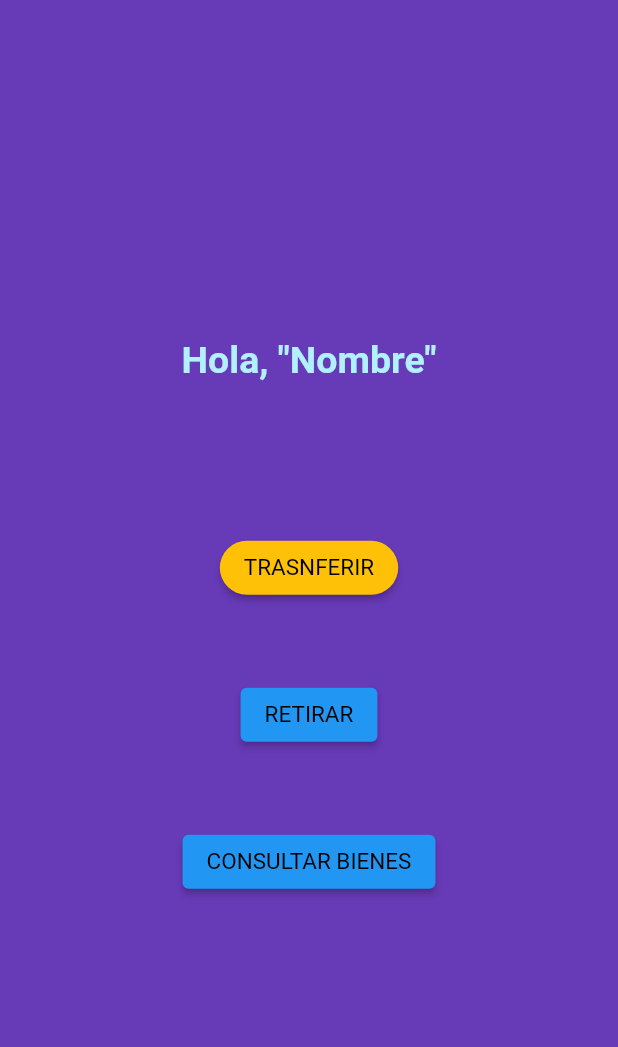
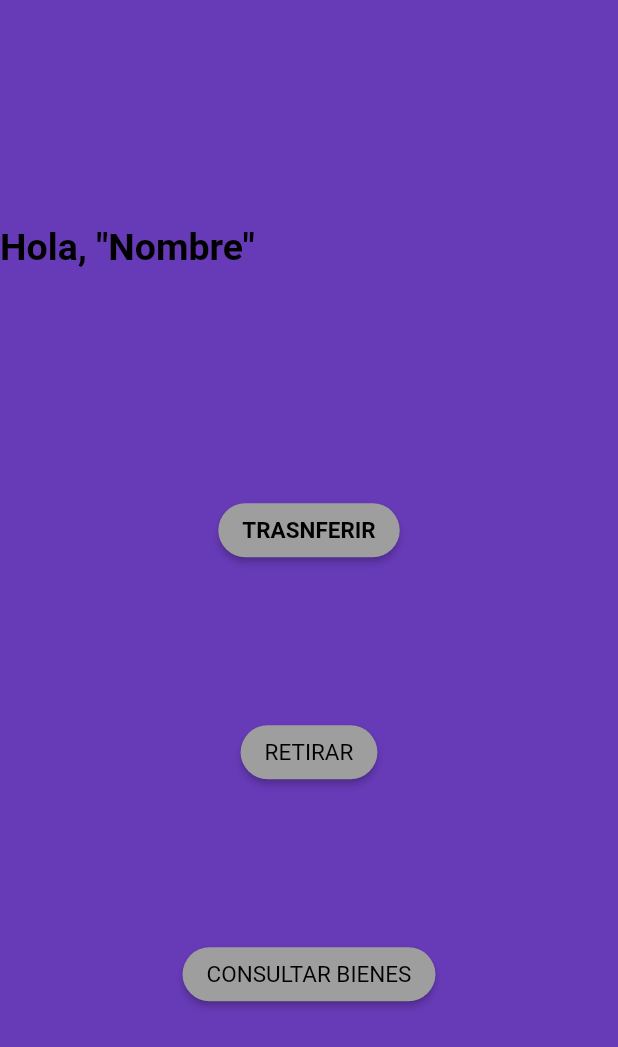
Before and after one commit to GarcesMJM/App-Transacciones, a Flutter app: the screen it shows after launch, after a tap on "Iniciar sesión", on a phone screen of 412 x 824 dp. Shown: the top 1047 px of the screen. Run offline on Flutter 3.47's test engine with Material 2 defaults, Android fonts, the phone set to English and light mode, and no system bars; missing offline and left inert: dart:html.

Commit message:
version 2

```diff
--- a/lib/views/home_view.dart
+++ b/lib/views/home_view.dart
@@ -12,23 +12,25 @@ class HomeView extends StatelessWidget{
       body: Column(
         mainAxisAlignment: MainAxisAlignment.center,
         children: [
-          const Center(
-            child: Text('Hola, "Nombre"',
+           Row(
+            children: const [
+              Text('Hola, "Nombre"',
             textAlign: TextAlign.left,
             style: TextStyle(
-              color: Color.fromRGBO(176,240,255,100),
+              color: Colors.black,
               fontSize: 25,
               fontWeight: FontWeight.bold
             ),
             ),
+            ],
           ),
-          const SizedBox(height: 100),
+          const SizedBox(height: 150),
            ElevatedButton(
             onPressed: (){
 
             },
             style: ElevatedButton.styleFrom(
-              backgroundColor: Colors.amber,
+              backgroundColor: Colors.grey,
               shape: RoundedRectangleBorder(
                 borderRadius: BorderRadius.circular(50)
               )
@@ -39,16 +41,22 @@ class HomeView extends StatelessWidget{
                 style: TextStyle(
                   color: Colors.black,
                   fontSize: 15,
-                  fontWeight: FontWeight.normal
+                  fontWeight: FontWeight.bold
                 )
               )),
               const SizedBox(
-                height: 50,
+                height: 100,
               ),
             ElevatedButton(
               onPressed: (){
 
               },
+              style: ElevatedButton.styleFrom(
+              backgroundColor: Colors.grey,
+              shape: RoundedRectangleBorder(
+                borderRadius: BorderRadius.circular(50)
+              )
+            ),
                child: const Text(
                 'RETIRAR',
                 textAlign: TextAlign.center,
@@ -60,12 +68,18 @@ class HomeView extends StatelessWidget{
                 ),
                 )),
                 const SizedBox(
-                  height: 50,
+                  height: 100,
                 ),
                 ElevatedButton(
                   onPressed: (){
 
                   },
+                  style: ElevatedButton.styleFrom(
+              backgroundColor: Colors.grey,
+              shape: RoundedRectangleBorder(
+                borderRadius: BorderRadius.circular(50)
+              )
+            ),
                    child: const Text(
                 'CONSULTAR BIENES',
                 textAlign: TextAlign.center,
--- a/lib/views/login_view.dart
+++ b/lib/views/login_view.dart
@@ -15,17 +15,6 @@ class LoginView extends StatelessWidget{
       body: Column(
         mainAxisAlignment: MainAxisAlignment.spaceAround,
         children: [
-          const Center(
-            child: Text(
-              'Mi vista de inicio',
-              textAlign: TextAlign.center,
-              style: TextStyle(
-                color: Colors.white,
-                fontSize: 35,
-                fontWeight: FontWeight.bold
-              ),
-            ),
-          ),
           const Center(
             child: Text(
               'Usuario',
```
